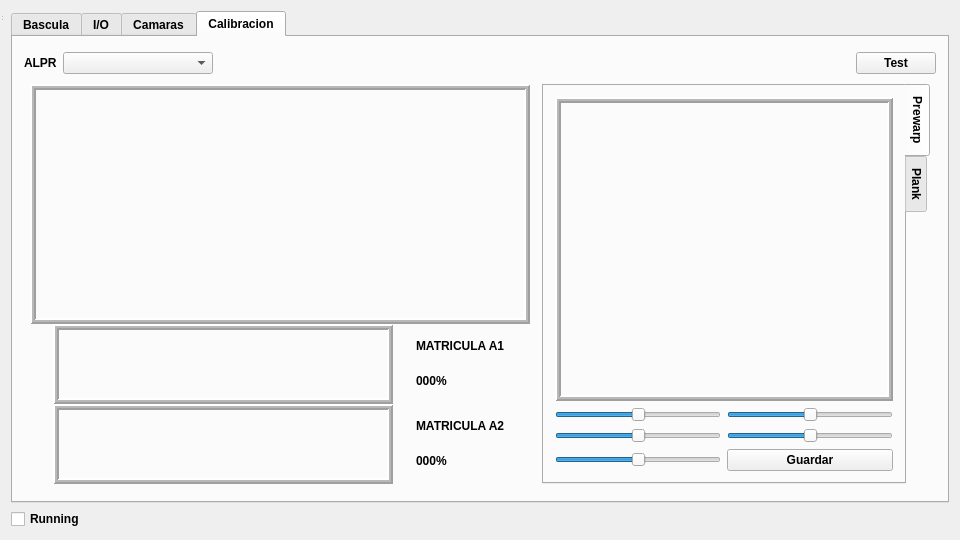
Before: the Qt Designer form testlib/mainwindow.ui in sunsiz/nQTrucks, drawn with Qt 5.
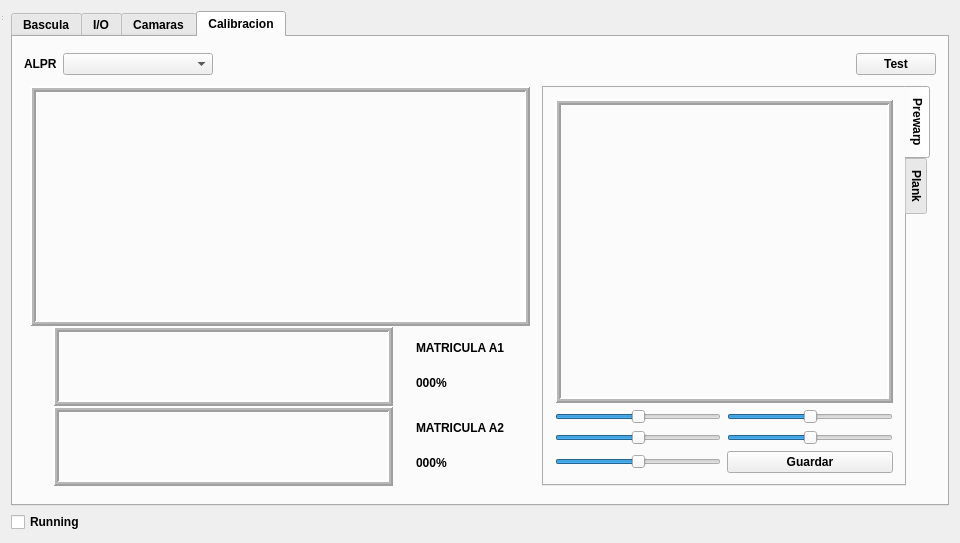
After: the same form once the commit is applied. The open tabs and pages were chosen to show the change.

The edit to the form file:
```diff
--- a/testlib/mainwindow.ui
+++ b/testlib/mainwindow.ui
@@ -10,7 +10,7 @@
     <x>0</x>
     <y>0</y>
     <width>960</width>
-    <height>540</height>
+    <height>543</height>
    </rect>
   </property>
   <property name="font">
```
Left out of the diff: 2 changed lines with no effect on the pictures.
